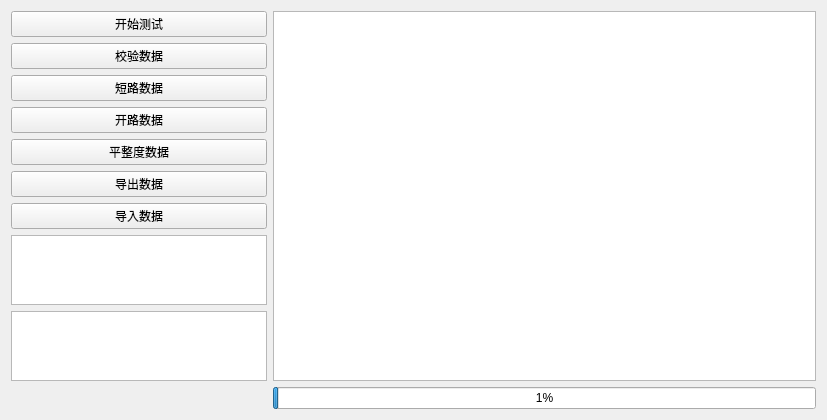
Old version of the form shortcircuit.ui in the repository lanbolin95/TestSoftware_Qt.
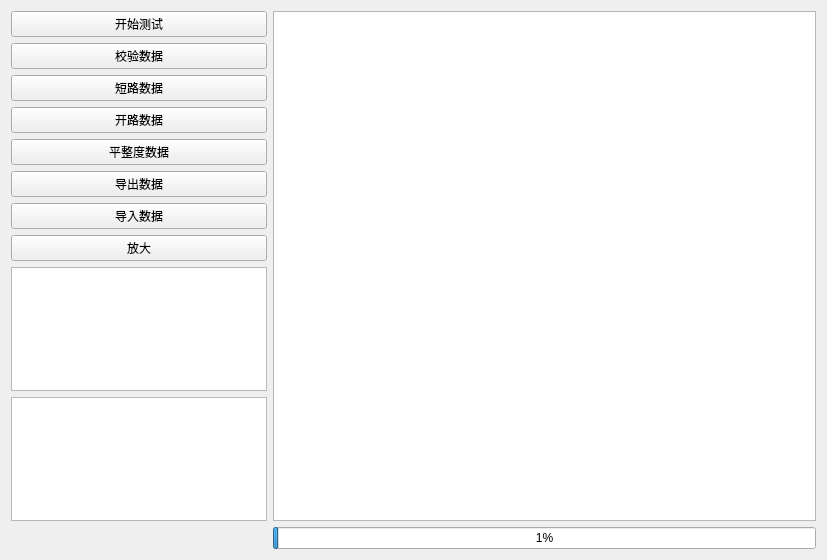
New version of the form.

Commit message: 添加数据局部放大功能

The edit to the form file:
```diff
--- a/shortcircuit.ui
+++ b/shortcircuit.ui
@@ -7,7 +7,7 @@
     <x>0</x>
     <y>0</y>
     <width>827</width>
-    <height>413</height>
+    <height>560</height>
    </rect>
   </property>
   <property name="sizePolicy">
@@ -20,10 +20,10 @@
    <string>数据测试</string>
   </property>
   <layout class="QGridLayout" name="gridLayout">
-   <item row="1" column="0">
-    <widget class="QPushButton" name="CalibrationData">
+   <item row="2" column="0">
+    <widget class="QPushButton" name="ShortTest">
      <property name="text">
-      <string>校验数据</string>
+      <string>短路数据</string>
      </property>
     </widget>
    </item>
@@ -48,10 +48,26 @@
      </property>
     </widget>
    </item>
-   <item row="2" column="0">
-    <widget class="QPushButton" name="ShortTest">
+   <item row="1" column="0">
+    <widget class="QPushButton" name="CalibrationData">
      <property name="text">
-      <string>短路数据</string>
+      <string>校验数据</string>
+     </property>
+    </widget>
+   </item>
+   <item row="8" column="0">
+    <widget class="QPlainTextEdit" name="plainTextEdit">
+     <property name="sizePolicy">
+      <sizepolicy hsizetype="Minimum" vsizetype="Expanding">
+       <horstretch>0</horstretch>
+       <verstretch>0</verstretch>
+      </sizepolicy>
+     </property>
+     <property name="tabStopWidth">
+      <number>80</number>
+     </property>
+     <property name="cursorWidth">
+      <number>1</number>
      </property>
     </widget>
    </item>
@@ -69,7 +85,7 @@
      </property>
     </widget>
    </item>
-   <item row="9" column="1">
+   <item row="10" column="1">
     <widget class="QProgressBar" name="progressBar">
      <property name="value">
       <number>1</number>
@@ -85,26 +101,10 @@
      </property>
     </widget>
    </item>
-   <item row="7" column="0">
-    <widget class="QPlainTextEdit" name="plainTextEdit">
-     <property name="sizePolicy">
-      <sizepolicy hsizetype="Minimum" vsizetype="Expanding">
-       <horstretch>0</horstretch>
-       <verstretch>0</verstretch>
-      </sizepolicy>
-     </property>
-     <property name="tabStopWidth">
-      <number>80</number>
-     </property>
-     <property name="cursorWidth">
-      <number>1</number>
-     </property>
-    </widget>
-   </item>
-   <item row="0" column="1" rowspan="9">
+   <item row="0" column="1" rowspan="10">
     <widget class="QTableView" name="tableView"/>
    </item>
-   <item row="8" column="0">
+   <item row="9" column="0">
     <widget class="QPlainTextEdit" name="plainTextEdit_2">
      <property name="sizePolicy">
       <sizepolicy hsizetype="Minimum" vsizetype="Expanding">
@@ -114,6 +114,13 @@
      </property>
     </widget>
    </item>
+   <item row="7" column="0">
+    <widget class="QPushButton" name="Enlarge">
+     <property name="text">
+      <string>放大</string>
+     </property>
+    </widget>
+   </item>
   </layout>
  </widget>
  <resources/>
```
The commit also changes 27 other files.
